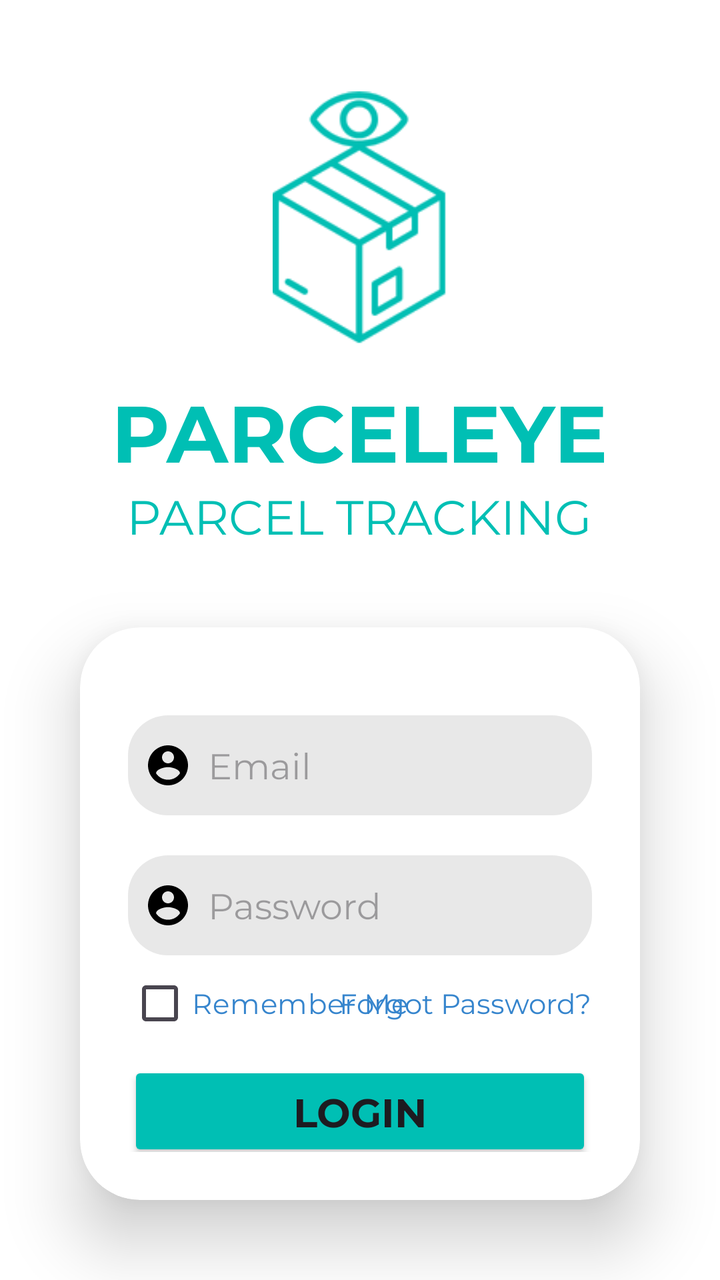
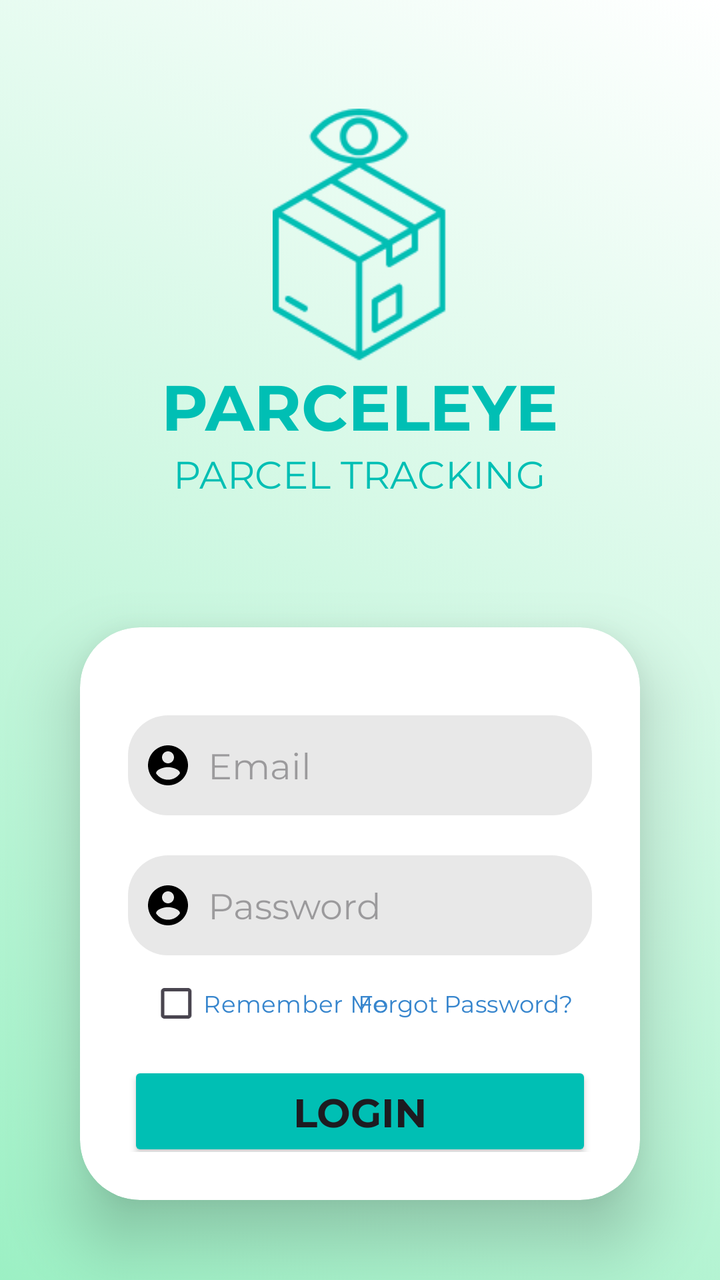

Two renders of the same Android screen: before a commit and after it. Below are the layout's source before the change and the commit's diff.
<!-- AndroidManifest.xml: application theme Theme.ParcelEyeLogin -->
<!-- res/layout/activity_main.xml -->
<?xml version="1.0" encoding="utf-8"?>
<LinearLayout xmlns:android="http://schemas.android.com/apk/res/android"
    xmlns:app="http://schemas.android.com/apk/res-auto"
    xmlns:tools="http://schemas.android.com/tools"
    android:id="@+id/main"
    android:layout_width="match_parent"
    android:layout_height="match_parent"
    android:orientation="vertical"
    android:gravity="center"
    android:background="#ffffff"
    android:weightSum="100"
    tools:context=".MainActivity">

    <LinearLayout
        android:layout_width="wrap_content"
        android:layout_height="wrap_content"
        android:gravity="center"
        android:orientation="vertical"
        android:layout_marginTop="30dp"
        >

        <ImageView
            android:layout_width="wrap_content"
            android:layout_height="wrap_content"
            android:scaleX="0.8"
            android:scaleY="0.8"
            android:contentDescription="@string/logo"
            android:src="@drawable/logo" />

        <TextView
            android:layout_width="wrap_content"
            android:layout_height="wrap_content"
            android:fontFamily="@font/montserrat_bold"
            android:text="@string/hero_image"
            android:textColor="@color/aqua"
            android:textSize="40sp" />

        <TextView
            android:layout_width="wrap_content"
            android:layout_height="wrap_content"
            android:fontFamily="@font/montserrat"
            android:text="@string/hero_image2"
            android:textColor="@color/aqua"
            android:textSize="24sp" />
    </LinearLayout>

    <androidx.cardview.widget.CardView
        android:layout_width="match_parent"
        android:layout_height="wrap_content"
        android:layout_margin="40dp"
        app:cardCornerRadius="30dp"
        app:cardElevation="20dp"
        android:background="@color/cardview_light_background"
        >
        
        <LinearLayout
            android:layout_width="match_parent"
            android:layout_height="wrap_content"
            android:orientation="vertical"
            android:layout_gravity="center_horizontal"
            android:padding="24dp"
            >

            <EditText
                android:layout_width="match_parent"
                android:layout_height="50dp"
                android:id="@+id/email"
                android:background="@drawable/roundedrect"
                android:drawableStart="@drawable/usericon"
                android:fontFamily="@font/montserrat"
                android:hint="Email"
                android:drawablePadding="8dp"
                android:padding="8dp"
                android:layout_marginTop="20dp"
                >
            </EditText>

            <EditText
                android:layout_width="match_parent"
                android:layout_height="50dp"
                android:id="@+id/password"
                android:background="@drawable/roundedrect"
                android:drawableStart="@drawable/usericon"
                android:fontFamily="@font/montserrat"
                android:hint="Password"
                android:drawablePadding="8dp"
                android:padding="8dp"
                android:layout_marginTop="20dp"
                >
            </EditText>

            <RelativeLayout
                android:layout_width="match_parent"
                android:layout_height="wrap_content"
                android:weightSum="1"
                >

                <CheckBox
                    android:layout_width="wrap_content"
                    android:layout_height="wrap_content"
                    android:buttonTint="@color/blue"
                    android:textColor="@color/blue"
                    android:fontFamily="@font/montserrat"
                    android:text="Remember Me"
                    android:layout_centerVertical="true"/>

                <TextView
                    android:layout_width="wrap_content"
                    android:layout_height="wrap_content"
                    android:textColor="@color/blue"
                    android:fontFamily="@font/montserrat"
                    android:text="Forgot Password?"
                    android:layout_alignParentEnd="true"
                    android:layout_centerVertical="true" />

            </RelativeLayout>

            <Button
                android:layout_width="match_parent"
                android:layout_height="50dp"
                android:id="@+id/loginButton"
                android:text="Login"
                android:textSize="20sp"
                android:fontFamily="@font/montserrat_bold"
                android:backgroundTint="@color/aqua"
                android:layout_marginTop="5dp"/>

            <TextView
                android:id="@+id/signUp"
                android:layout_width="wrap_content"
                android:layout_height="wrap_content"
                android:layout_gravity="center"
                android:layout_marginTop="20dp"
                android:fontFamily="@font/montserrat"
                android:text="Don't have an account? Sign Up" />

        </LinearLayout>

    </androidx.cardview.widget.CardView>


</LinearLayout>
<!-- resources referenced by this layout -->
<resources>
  <color name="aqua">#00bfb4</color>
  <color name="blue">#3685cd</color>
  <!-- drawable logo: png bitmap (drawable, 7320 bytes) -->
  <!-- drawable roundedrect (drawable) -->
  <?xml version="1.0" encoding="utf-8"?>
  <shape xmlns:android="http://schemas.android.com/apk/res/android"
      android:shape="rectangle">
  
      <solid
          android:color="@color/grey"/>
  
      <corners
          android:radius="20dp"/>
  </shape>
  <!-- drawable usericon (drawable) -->
  <vector xmlns:android="http://schemas.android.com/apk/res/android" android:height="24dp" android:tint="#000000" android:viewportHeight="24" android:viewportWidth="24" android:width="24dp">
        
      <path android:fillColor="@android:color/white" android:pathData="M12,2C6.48,2 2,6.48 2,12s4.48,10 10,10 10,-4.48 10,-10S17.52,2 12,2zM12,5c1.66,0 3,1.34 3,3s-1.34,3 -3,3 -3,-1.34 -3,-3 1.34,-3 3,-3zM12,19.2c-2.5,0 -4.71,-1.28 -6,-3.22 0.03,-1.99 4,-3.08 6,-3.08 1.99,0 5.97,1.09 6,3.08 -1.29,1.94 -3.5,3.22 -6,3.22z"/>
      
  </vector>
  <string name="hero_image">PARCELEYE</string>
  <string name="hero_image2">PARCEL TRACKING</string>
  <string name="logo">App Logo</string>
  <style name="Theme.ParcelEyeLogin" parent="Base.Theme.ParcelEyeLogin" />
  <color name="grey">#e8e8e8</color>
  <style name="Base.Theme.ParcelEyeLogin" parent="Theme.Material3.DayNight.NoActionBar">
          
          
      </style>
</resources>

<!-- the commit's change to res/layout/activity_main.xml (unified diff, before → after) -->
@@ -7,7 +7,7 @@
     android:layout_height="match_parent"
     android:orientation="vertical"
     android:gravity="center"
-    android:background="#ffffff"
+    android:background="@drawable/green_gradient"
     android:weightSum="100"
     tools:context=".MainActivity">
 
@@ -17,13 +17,13 @@
         android:gravity="center"
         android:orientation="vertical"
         android:layout_marginTop="30dp"
+        android:scaleX="0.8"
+        android:scaleY="0.8"
         >
 
         <ImageView
             android:layout_width="wrap_content"
             android:layout_height="wrap_content"
-            android:scaleX="0.8"
-            android:scaleY="0.8"
             android:contentDescription="@string/logo"
             android:src="@drawable/logo" />
 
@@ -68,10 +68,11 @@
                 android:background="@drawable/roundedrect"
                 android:drawableStart="@drawable/usericon"
                 android:fontFamily="@font/montserrat"
-                android:hint="Email"
+                android:hint="@string/email"
                 android:drawablePadding="8dp"
                 android:padding="8dp"
                 android:layout_marginTop="20dp"
+                android:inputType="textEmailAddress"
                 >
             </EditText>
 
@@ -82,17 +83,17 @@
                 android:background="@drawable/roundedrect"
                 android:drawableStart="@drawable/usericon"
                 android:fontFamily="@font/montserrat"
-                android:hint="Password"
+                android:hint="@string/password"
                 android:drawablePadding="8dp"
                 android:padding="8dp"
                 android:layout_marginTop="20dp"
+                android:inputType="textPassword"
                 >
             </EditText>
 
             <RelativeLayout
                 android:layout_width="match_parent"
                 android:layout_height="wrap_content"
-                android:weightSum="1"
                 >
 
                 <CheckBox
@@ -102,7 +103,10 @@
                     android:textColor="@color/blue"
                     android:fontFamily="@font/montserrat"
                     android:text="Remember Me"
-                    android:layout_centerVertical="true"/>
+                    android:layout_centerVertical="true"
+                    android:scaleX="0.85"
+                    android:scaleY="0.85"
+                    />
 
                 <TextView
                     android:layout_width="wrap_content"
@@ -111,7 +115,10 @@
                     android:fontFamily="@font/montserrat"
                     android:text="Forgot Password?"
                     android:layout_alignParentEnd="true"
-                    android:layout_centerVertical="true" />
+                    android:layout_centerVertical="true"
+                    android:scaleX="0.85"
+                    android:scaleY="0.85"
+                    />
 
             </RelativeLayout>
 
<!-- resource entries referenced after the edit -->
@@ -2,6 +2,15 @@
 <resources>
   <color name="aqua">#00bfb4</color>
   <color name="blue">#3685cd</color>
+  <!-- drawable green_gradient (drawable) -->
+  <?xml version="1.0" encoding="utf-8"?>
+  <selector xmlns:android="http://schemas.android.com/apk/res/android">
+  <item>
+      <shape android:shape="rectangle">
+          <gradient android:startColor="#9cf0c4" android:endColor="#ffffff" android:angle="45"/>
+      </shape>
+  </item>
+  </selector>
   <!-- drawable logo: png bitmap (drawable, 7320 bytes) -->
   <!-- drawable roundedrect (drawable) -->
   <?xml version="1.0" encoding="utf-8"?>
@@ -20,9 +29,11 @@
       <path android:fillColor="@android:color/white" android:pathData="M12,2C6.48,2 2,6.48 2,12s4.48,10 10,10 10,-4.48 10,-10S17.52,2 12,2zM12,5c1.66,0 3,1.34 3,3s-1.34,3 -3,3 -3,-1.34 -3,-3 1.34,-3 3,-3zM12,19.2c-2.5,0 -4.71,-1.28 -6,-3.22 0.03,-1.99 4,-3.08 6,-3.08 1.99,0 5.97,1.09 6,3.08 -1.29,1.94 -3.5,3.22 -6,3.22z"/>
       
   </vector>
+  <string name="email">Email</string>
   <string name="hero_image">PARCELEYE</string>
   <string name="hero_image2">PARCEL TRACKING</string>
   <string name="logo">App Logo</string>
+  <string name="password">Password</string>
   <style name="Theme.ParcelEyeLogin" parent="Base.Theme.ParcelEyeLogin" />
   <color name="grey">#e8e8e8</color>
   <style name="Base.Theme.ParcelEyeLogin" parent="Theme.Material3.DayNight.NoActionBar">
